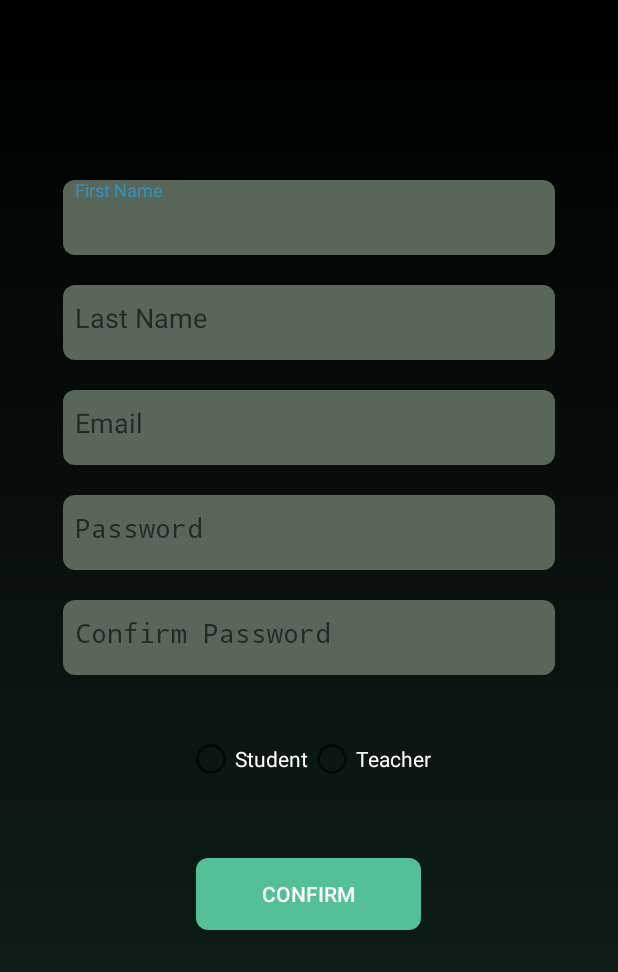
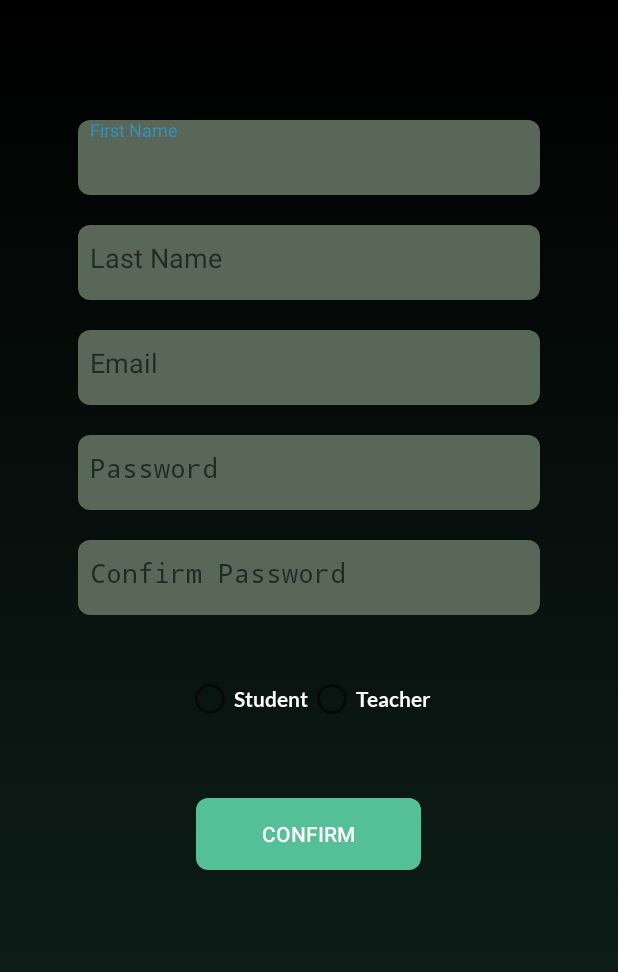
Before and after one commit to salimkaboura8/MyTeacher_app, an Android app: the SignupActivity screen opened directly, with no data from a screen before it, on a phone screen of 412 x 824 dp. Shown: the top 972 px of the screen. Run offline under Robolectric (Android 15) with nearby library versions, the phone set to English and light mode, and no system bars; our stand-ins replace Firebase (no records; nobody signed in at launch, a user with empty details on screens opened directly).

Commit message:
First import 2

```diff
--- a/app/src/main/res/layout/activity_main.xml
+++ b/app/src/main/res/layout/activity_main.xml
@@ -25,6 +25,7 @@
         android:layout_gravity="center_horizontal"
         android:layout_marginTop="80dp"
         android:background="@drawable/customshape"
+        app:boxBackgroundColor="@color/white"
         app:boxCornerRadiusBottomEnd="20dp"
         app:boxCornerRadiusBottomStart="20dp"
         app:boxCornerRadiusTopEnd="20dp"
@@ -38,6 +39,7 @@
             android:layout_marginLeft="8dp"
             android:hint="@string/e_mail"
             android:background="@null"
+            android:backgroundTint="@color/white"
             android:textColorHint="@color/lightGrey"
             android:inputType="textEmailAddress"
             android:textColor="@color/white"
@@ -52,6 +54,8 @@
         android:layout_gravity="center_horizontal"
         android:layout_marginTop="20dp"
         android:background="@drawable/customshape"
+        app:passwordToggleEnabled="true"
+        app:passwordToggleTint="@color/lightGrey"
         app:boxCornerRadiusBottomEnd="20dp"
         app:boxCornerRadiusBottomStart="20dp"
         app:boxCornerRadiusTopEnd="20dp"
@@ -60,7 +64,7 @@
         <EditText
             android:id="@+id/passwordET"
             android:layout_width="320dp"
-            android:layout_height="wrap_content"
+            android:layout_height="match_parent"
             android:layout_gravity="center_vertical"
             android:layout_marginLeft="8dp"
             android:background="@null"
--- a/app/src/main/res/layout/activity_myclasses.xml
+++ b/app/src/main/res/layout/activity_myclasses.xml
@@ -14,7 +14,7 @@
         android:id="@+id/classesRecycler"
         android:layout_width="match_parent"
         android:layout_height="match_parent"
-        android:layout_margin="15dp">
+        android:layout_marginTop="150dp">
 
     </androidx.recyclerview.widget.RecyclerView>
 
--- a/app/src/main/res/layout/activity_signup.xml
+++ b/app/src/main/res/layout/activity_signup.xml
@@ -15,7 +15,7 @@
         android:layout_width="wrap_content"
         android:layout_height="50dp"
         android:layout_gravity="center_horizontal"
-        android:layout_marginTop="120dp"
+        android:layout_marginTop="80dp"
         android:background="@drawable/customshape"
         app:boxCornerRadiusBottomEnd="20dp"
         app:boxCornerRadiusBottomStart="20dp"
@@ -24,7 +24,7 @@
 
         <EditText
             android:id="@+id/firstnameET"
-            android:layout_width="320dp"
+            android:layout_width="300dp"
             android:layout_height="wrap_content"
             android:layout_gravity="center_vertical"
             android:layout_marginStart="8dp"
@@ -50,7 +50,7 @@
 
         <EditText
             android:id="@+id/lastnameET"
-            android:layout_width="320dp"
+            android:layout_width="300dp"
             android:layout_height="wrap_content"
             android:layout_gravity="center_vertical"
             android:layout_marginStart="8dp"
@@ -76,7 +76,7 @@
 
         <EditText
             android:id="@+id/emailET"
-            android:layout_width="320dp"
+            android:layout_width="300dp"
             android:layout_height="wrap_content"
             android:layout_gravity="center_vertical"
             android:layout_marginStart="8dp"
@@ -101,7 +101,7 @@
 
         <EditText
             android:id="@+id/passwordET"
-            android:layout_width="320dp"
+            android:layout_width="300dp"
             android:layout_height="wrap_content"
             android:layout_gravity="center_vertical"
             android:layout_marginStart="8dp"
@@ -126,8 +126,8 @@
         app:boxCornerRadiusTopStart="20dp">
 
         <EditText
-            android:id="@+id/confirmPasswordET"
-            android:layout_width="320dp"
+            android:id="@+id/confirmpasswordET"
+            android:layout_width="300dp"
             android:layout_height="wrap_content"
             android:layout_gravity="center_vertical"
             android:layout_marginStart="8dp"
@@ -154,6 +154,7 @@
             android:layout_width="wrap_content"
             android:layout_height="wrap_content"
             android:text="Student"
+            android:fontFamily="@font/latobold"
             android:textColor="@color/white"/>
 
         <RadioButton
@@ -161,6 +162,7 @@
             android:layout_width="wrap_content"
             android:layout_height="wrap_content"
             android:text="Teacher"
+            android:fontFamily="@font/latobold"
             android:textColor="@color/white"/>
     </RadioGroup>
 
--- a/app/src/main/res/layout/class_row.xml
+++ b/app/src/main/res/layout/class_row.xml
@@ -4,7 +4,7 @@
     android:layout_width="match_parent"
     android:layout_height="140dp"
     android:layout_gravity="center_horizontal"
-    android:layout_margin="35dp"
+    android:layout_margin="10dp"
     android:elevation="5dp"
     app:cardBackgroundColor="@color/lightGreen"
     app:cardCornerRadius="20dp">
--- a/app/src/main/res/values/styles.xml
+++ b/app/src/main/res/values/styles.xml
@@ -5,7 +5,7 @@
         <!-- Customize your theme here. -->
         <item name="colorPrimary">@color/green</item>
         <item name="colorPrimaryDark">@color/darkGreen</item>
-        <item name="colorAccent">@color/blue</item>
+        <item name="colorAccent">@color/lightGrey</item>
     </style>
 
     <style name="AppTheme.NoActionBar">
```
